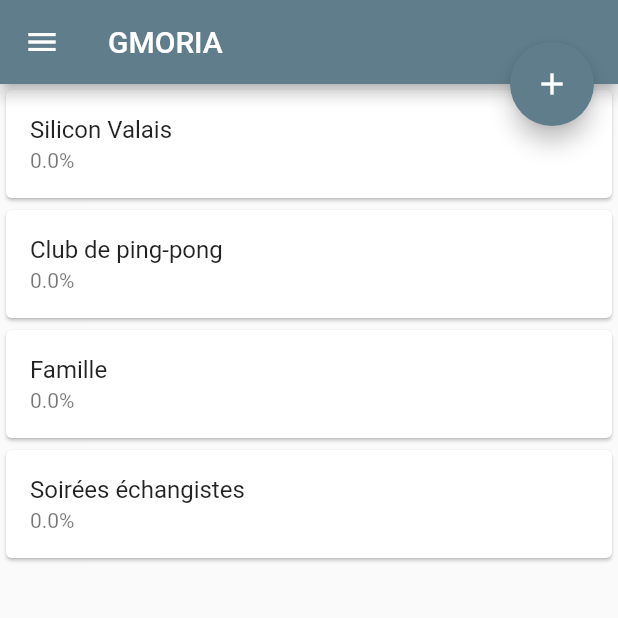
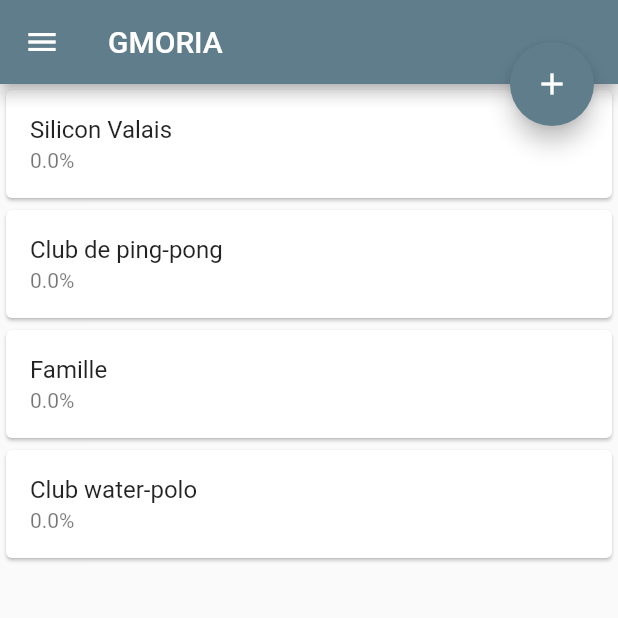
Before and after one commit to nmHEVS/GMoria, a Flutter app: the screen it shows after launch, on a phone screen of 412 x 824 dp, the top half of it. Run offline on Flutter 3.47's test engine with Material 2 defaults, Android fonts, the phone set to English and light mode, and no system bars.

```diff
--- a/gmoria/lib/datas/dataList.dart
+++ b/gmoria/lib/datas/dataList.dart
@@ -10,20 +10,20 @@ List<ListApp> list = [
     score: 0,
   ),
   ListApp(
-    id: 1,
+    id: 2,
     name: 'Club de ping-pong',
     persons: dataPersons.personsList,
     score: 0,
   ),
   ListApp(
-    id: 1,
+    id: 3,
     name: 'Famille',
     persons: dataPersons.personsList,
     score: 0,
   ),
   ListApp(
-    id: 1,
-    name: 'Soirées échangistes',
+    id: 4,
+    name: 'Club water-polo',
     persons: dataPersons.personsList,
     score: 0,
   ),
```
Also changed, not shown: gmoria/lib/datas/data.dart (+12 -12 lines).
